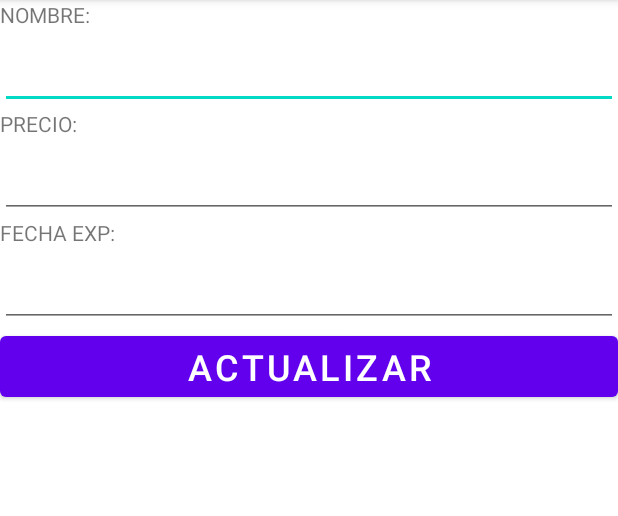
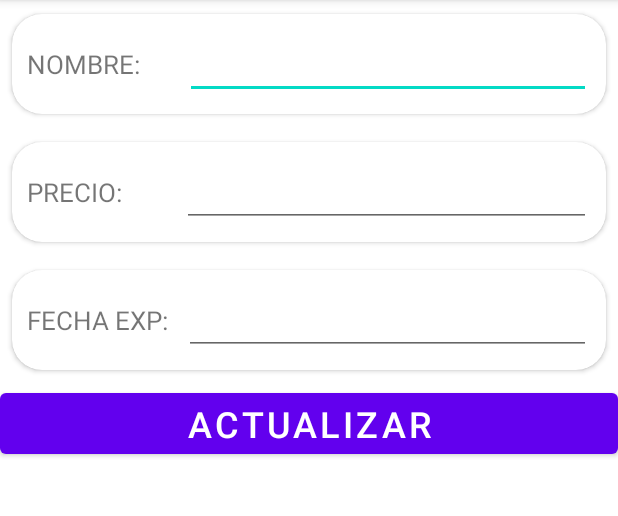
Before and after one commit to JaviiR/ListaPrecios, an Android app: the EditarProducto screen opened directly, with no data from a screen before it, on a phone screen of 412 x 824 dp, the part 84-600 px from its top. Run offline under Robolectric (Android 15) with nearby library versions, the phone set to English and light mode, and no system bars; 1 statement that could not run was skipped.

Commit message:
Implementaciones
(1) EditarProducto.java:
-Validar las condiciones para el campo fecha si esta vacio autollenar con null

(2) IngresarProductos.java:
-Validar las condiciones para el campo fecha si esta vacio autorrellenar con null
-Validar si los campos nombre y precio no esten vacio y mostrar mensaje correspondiente

(3) botonver_background.xml:
-se creo un estilo para el borde del botón ver

(4) productolista_background.xml:
-se creo un estilo para el borde de los cardView de la lista

(5) searchview_background.xml:
-se creo un estilo para el borde de la barra de busqueda

(6) activity_ingresar_productos.xml:
-Se modifico la vista de los campos de ingreso de datos, implementacion de cardview y respectivos LinearLayout para el orden correcto

(7) activity_main.xml:
-Implementacion del background creado en (5)

(8) activity_ver_producto.xml:
-Se modifico la vista de los campos de edicion de datos, implementacion de cardview y respectivos LinearLayout para el orden correcto

(9) lista_item_producto.xml:
-Se modificaron las posiciones de txtFechaExpList y viewFecha al lado del boton

(10) menu_principal.xml:
-Se modifico el texto del menu de nuevo menu---->agregar producto

(11) colors.xml:
-se agrego el color red

(12) strings.xml:
-Se modifico el string menu_nuevo---->Producto_nuevo

```diff
--- a/app/src/main/res/layout/activity_ver_producto.xml
+++ b/app/src/main/res/layout/activity_ver_producto.xml
@@ -8,29 +8,76 @@
     tools:context=".VerProducto">
 
 
+<androidx.cardview.widget.CardView
+android:layout_width="match_parent"
+android:layout_height="85dp"
+app:cardCornerRadius="20dp"
+app:cardElevation="2dp"
+app:cardUseCompatPadding="true"
+>
+
+
+        <LinearLayout
+        android:layout_width="match_parent"
+        android:layout_height="wrap_content"
+        android:orientation="horizontal"
+        android:layout_marginBottom="10dp"
+        android:layout_marginTop="10dp"
+        android:layout_marginStart="10dp"
+        android:layout_marginEnd="10dp">
 
                 <TextView
                 android:id="@+id/viewNombre"
-         android:layout_width="match_parent"
+                android:layout_width="wrap_content"
                 android:layout_height="wrap_content"
-         android:text="@string/textNombre"/>
+                android:text="@string/textNombre"
+                android:layout_gravity="center"
+                android:textSize="17dp"/>
                 <EditText
                 android:id="@+id/txtNombreEditar"
                 android:layout_width="match_parent"
                 android:layout_height="wrap_content"
                 android:ems="10"
                 android:labelFor="@id/viewNombre"
-        android:inputType="textPersonName"
-        android:textSize="24sp" />
+                android:layout_marginLeft="30dp"
+                android:textStyle="bold"
+                android:textSize="20sp"
+                android:inputType="textCapCharacters"/>
+
+        </LinearLayout>
+
+
+</androidx.cardview.widget.CardView>
 
 
 
 
+
+<androidx.cardview.widget.CardView
+android:layout_width="match_parent"
+android:layout_height="85dp"
+app:cardCornerRadius="20dp"
+app:cardElevation="2dp"
+app:cardUseCompatPadding="true"
+>
+
+
+        <LinearLayout
+        android:layout_width="match_parent"
+        android:layout_height="wrap_content"
+        android:orientation="horizontal"
+        android:layout_marginBottom="10dp"
+        android:layout_marginTop="10dp"
+        android:layout_marginStart="10dp"
+        android:layout_marginEnd="10dp">
+
                 <TextView
                 android:id="@+id/viewPrecio"
-        android:layout_width="match_parent"
+                android:layout_width="wrap_content"
                 android:layout_height="wrap_content"
-        android:text="@string/textPrecio"/>
+                android:text="@string/textPrecio"
+                android:layout_gravity="center"
+                android:textSize="17dp"/>
                 <EditText
                 android:id="@+id/txtPrecioEditar"
                 android:layout_width="match_parent"
@@ -38,24 +85,57 @@
                 android:ems="10"
                 android:labelFor="@id/viewPrecio"
                 android:inputType="numberDecimal"
-        android:textSize="24sp" />
+                android:layout_marginLeft="40dp"
+                android:textStyle="bold"
+                android:textSize="20sp"/>
+
+        </LinearLayout>
+
+
+</androidx.cardview.widget.CardView>
 
 
 
+<androidx.cardview.widget.CardView
+android:layout_width="match_parent"
+android:layout_height="85dp"
+app:cardCornerRadius="20dp"
+app:cardElevation="2dp"
+app:cardUseCompatPadding="true"
+>
+
+
+        <LinearLayout
+        android:layout_width="match_parent"
+        android:layout_height="wrap_content"
+        android:orientation="horizontal"
+        android:layout_marginBottom="10dp"
+        android:layout_marginTop="10dp"
+        android:layout_marginStart="10dp"
+        android:layout_marginEnd="10dp">
 
                 <TextView
                 android:id="@+id/viewFechaExp"
-        android:layout_width="match_parent"
+                android:layout_width="wrap_content"
                 android:layout_height="wrap_content"
-        android:text="@string/textFechaExp"/>
+                android:text="@string/textFechaExp"
+                android:layout_gravity="center"
+                android:textSize="17dp"/>
                 <EditText
                 android:id="@+id/txtFechaExpEditar"
                 android:layout_width="match_parent"
                 android:layout_height="wrap_content"
                 android:ems="10"
                 android:labelFor="@id/viewFechaExp"
-        android:inputType="textPersonName"
-        android:textSize="24sp" />
+                android:inputType="textCapCharacters"
+                android:layout_marginLeft="10dp"
+                android:textStyle="bold"
+                android:textSize="20sp"/>
+
+        </LinearLayout>
+
+
+</androidx.cardview.widget.CardView>
 
 
 
--- a/app/src/main/res/menu/menu_principal.xml
+++ b/app/src/main/res/menu/menu_principal.xml
@@ -3,5 +3,5 @@
     xmlns:android="http://schemas.android.com/apk/res/android">
     <item
         android:id="@+id/menuNuevo"
-        android:title="@string/menu_nuevo" />
+        android:title="@string/Producto_nuevo" />
 </menu>
--- a/app/src/main/res/values/colors.xml
+++ b/app/src/main/res/values/colors.xml
@@ -7,4 +7,5 @@
     <color name="teal_700">#FF018786</color>
     <color name="black">#FF000000</color>
     <color name="white">#FFFFFFFF</color>
+    <color name="red">#F40707</color>
 </resources>
--- a/app/src/main/res/values/strings.xml
+++ b/app/src/main/res/values/strings.xml
@@ -5,7 +5,7 @@
     <string name="textNombre">NOMBRE:</string>
     <string name="textPrecio">PRECIO:</string>
     <string name="textFechaExp">FECHA EXP:</string>
-    <string name="menu_nuevo">MENU NUEVO</string>
+    <string name="Producto_nuevo">AGREGAR PRODUCTO</string>
     <string name="btn_ver">VER</string>
     <string name="textId">ID:</string>
 </resources>
```
Also changed, not shown: app/src/main/java/firebase/app/listaprecios/EditarProducto.java (+12 -1 lines), app/src/main/java/firebase/app/listaprecios/IngresarProductos.java (+28 -7 lines), app/src/main/res/drawable/botonver_background.xml (added, +14 -0 lines), app/src/main/res/drawable/productolista_background.xml (added, +10 -0 lines), app/src/main/res/drawable/searchview_background.xml (added, +13 -0 lines), app/src/main/res/layout/activity_ingresar_productos.xml (+65 -2 lines), app/src/main/res/layout/activity_main.xml (+11 -2 lines), app/src/main/res/layout/lista_item_producto.xml (+35 -14 lines). Lines whose indentation alone changed are shown as unchanged.
